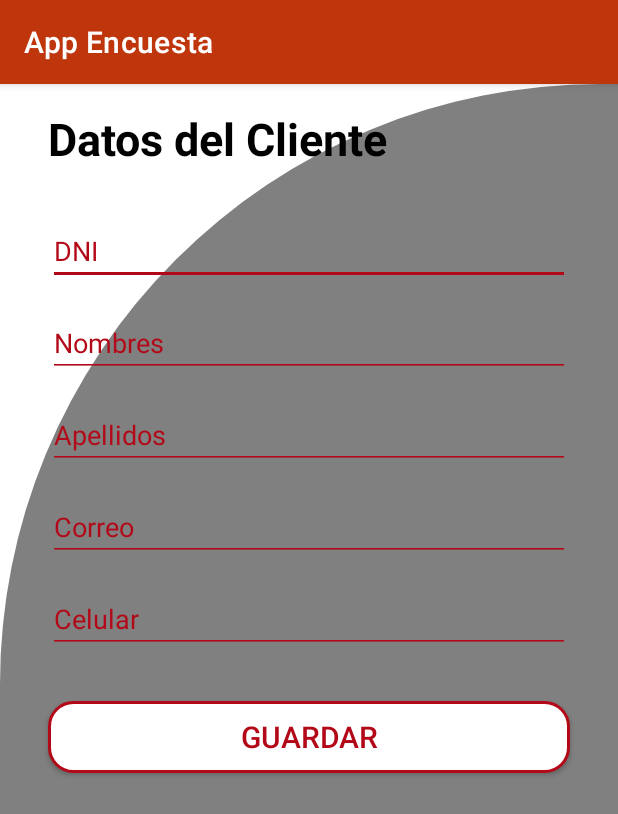
After one commit to U201519670/AppEncuesta, an Android app: the DatosClientesActivity screen opened directly, with no data from a screen before it, on a phone screen of 412 x 824 dp. The commit adds this screen. Shown: the top 814 px of the screen. Run offline under Robolectric (Android 15) with nearby library versions, the phone set to English and light mode, and no system bars.

Commit message:
encuesta_p1

```diff
--- a/app/src/main/AndroidManifest.xml
+++ b/app/src/main/AndroidManifest.xml
@@ -9,6 +9,12 @@
         android:roundIcon="@mipmap/ic_launcher_round"
         android:supportsRtl="true"
         android:theme="@style/Theme.MyProject1">
+        <activity
+            android:name=".ServiciosActivity"
+            android:exported="true" />
+        <activity
+            android:name=".DatosClientesActivity"
+            android:exported="true" />
         <activity
             android:name=".MainActivity"
             android:exported="true"
--- a/app/src/main/java/com/example/myproject1/DashActivity.kt
+++ b/app/src/main/java/com/example/myproject1/DashActivity.kt
@@ -1,15 +1,27 @@
 package com.example.myproject1
 
 import android.content.Intent
+import android.content.SharedPreferences
 import androidx.appcompat.app.AppCompatActivity
 import android.os.Bundle
 import android.view.Menu
 import android.view.MenuItem
+import kotlinx.android.synthetic.main.activity_dash.*
+import kotlinx.android.synthetic.main.activity_datos_clientes.*
+import android.R.id
+
+
+
 
 class DashActivity : AppCompatActivity() {
     override fun onCreate(savedInstanceState: Bundle?) {
         super.onCreate(savedInstanceState)
         setContentView(R.layout.activity_dash)
+
+        linearLayout_2.setOnClickListener {
+            startActivity(Intent(this, DatosClientesActivity::class.java))
+        }
+
     }
     override fun onCreateOptionsMenu(menu: Menu): Boolean {
         // Inflate the menu; this adds items to the action bar if it is present.
--- /dev/null
+++ b/app/src/main/java/com/example/myproject1/DatosClientesActivity.kt
@@ -0,0 +1,64 @@
+package com.example.myproject1
+
+import android.content.Intent
+import androidx.appcompat.app.AppCompatActivity
+import android.os.Bundle
+import android.view.View
+import android.widget.EditText
+import kotlinx.android.synthetic.main.activity_datos_clientes.*
+
+class DatosClientesActivity : AppCompatActivity() {
+
+    private var dni: EditText? = null
+    private var nombres: EditText? = null
+    private var apellidos: EditText? = null
+    private var correo: EditText? = null
+    private var celular: EditText? = null
+
+    override fun onCreate(savedInstanceState: Bundle?) {
+        super.onCreate(savedInstanceState)
+        setContentView(R.layout.activity_datos_clientes)
+
+        dni = findViewById<View>(R.id.editTextNumber) as EditText
+        nombres = findViewById<View>(R.id.editTextTextPersonName) as EditText
+        apellidos = findViewById<View>(R.id.editTextTextPersonName2) as EditText
+        correo = findViewById<View>(R.id.editTextTextEmailAddress2) as EditText
+        celular = findViewById<View>(R.id.editTextNumber2) as EditText
+        val preferences = getSharedPreferences("dni", MODE_PRIVATE)
+        dni!!.setText(preferences.getString("dni", ""))
+        val preferences1 = getSharedPreferences("nombres", MODE_PRIVATE)
+        nombres!!.setText(preferences.getString("nombres", ""))
+        val preferences2 = getSharedPreferences("apellidos", MODE_PRIVATE)
+        apellidos!!.setText(preferences.getString("apellidos", ""))
+        val preferences3 = getSharedPreferences("correo", MODE_PRIVATE)
+        correo!!.setText(preferences.getString("correo", ""))
+        val preferences4 = getSharedPreferences("celular", MODE_PRIVATE)
+        celular!!.setText(preferences.getString("celular", ""))
+    }
+
+    //Metodo para el botón guardar
+    fun GuardarDatos(view: View?) {
+        val preferencias = getSharedPreferences("dni", MODE_PRIVATE)
+        val Obj_editarCliente = preferencias.edit()
+        Obj_editarCliente.putString("dni", dni!!.text.toString())
+        val preferencias1 = getSharedPreferences("nombres", MODE_PRIVATE)
+        val Obj_editarCliente1 = preferencias.edit()
+        Obj_editarCliente1.putString("nombres", nombres!!.text.toString())
+        val preferencias2 = getSharedPreferences("apellidos", MODE_PRIVATE)
+        val Obj_editarCliente2 = preferencias.edit()
+        Obj_editarCliente2.putString("apellidos", apellidos!!.text.toString())
+        val preferencias3 = getSharedPreferences("correo", MODE_PRIVATE)
+        val Obj_editarCliente3 = preferencias.edit()
+        Obj_editarCliente3.putString("correo", correo!!.text.toString())
+        val preferencias4 = getSharedPreferences("celular", MODE_PRIVATE)
+        val Obj_editarCliente4 = preferencias.edit()
+        Obj_editarCliente4.putString("celular", celular!!.text.toString())
+        Obj_editarCliente.commit()
+        Obj_editarCliente1.commit()
+        Obj_editarCliente2.commit()
+        Obj_editarCliente3.commit()
+        Obj_editarCliente4.commit()
+        startActivity(Intent(this, DashActivity::class.java))
+    }
+
+}
--- /dev/null
+++ b/app/src/main/java/com/example/myproject1/ServiciosActivity.kt
@@ -0,0 +1,11 @@
+package com.example.myproject1
+
+import androidx.appcompat.app.AppCompatActivity
+import android.os.Bundle
+
+class ServiciosActivity : AppCompatActivity() {
+    override fun onCreate(savedInstanceState: Bundle?) {
+        super.onCreate(savedInstanceState)
+        setContentView(R.layout.activity_servicios)
+    }
+}
--- a/app/src/main/res/layout/activity_dash.xml
+++ b/app/src/main/res/layout/activity_dash.xml
@@ -177,6 +177,7 @@
             android:layout_marginTop="16dp"
             android:text="Marcos Capcha"
             android:textColor="@color/white"
+            android:textIsSelectable="false"
             android:textSize="18sp"
             app:layout_constraintStart_toEndOf="@+id/linearLayout"
             app:layout_constraintTop_toBottomOf="@+id/textView8" />
--- /dev/null
+++ b/app/src/main/res/layout/activity_datos_clientes.xml
@@ -0,0 +1,124 @@
+<?xml version="1.0" encoding="utf-8"?>
+<androidx.constraintlayout.widget.ConstraintLayout xmlns:android="http://schemas.android.com/apk/res/android"
+    xmlns:app="http://schemas.android.com/apk/res-auto"
+    xmlns:tools="http://schemas.android.com/tools"
+    android:layout_width="match_parent"
+    android:layout_height="match_parent"
+    android:background="@drawable/cut_card_background"
+    android:orientation="vertical"
+    tools:context=".DatosClientesActivity">
+
+    <TextView
+        android:id="@+id/textView"
+        android:layout_width="match_parent"
+        android:layout_height="wrap_content"
+        android:layout_marginStart="32dp"
+        android:layout_marginTop="16dp"
+        android:layout_marginEnd="32dp"
+        android:text="Datos del Cliente"
+        android:textColor="@color/black"
+        android:textSize="30sp"
+        android:textStyle="bold"
+        app:layout_constraintEnd_toEndOf="parent"
+        app:layout_constraintStart_toStartOf="parent"
+        app:layout_constraintTop_toTopOf="parent" />
+
+    <EditText
+        android:id="@+id/editTextNumber"
+        android:layout_width="match_parent"
+        android:layout_height="wrap_content"
+        android:layout_marginStart="32dp"
+        android:layout_marginTop="32dp"
+        android:layout_marginEnd="32dp"
+        android:backgroundTint="#B30817"
+        android:ems="10"
+        android:hint="DNI"
+        android:inputType="number"
+        android:textColorHint="#B30817"
+        app:layout_constraintEnd_toEndOf="parent"
+        app:layout_constraintStart_toStartOf="parent"
+        app:layout_constraintTop_toBottomOf="@+id/textView" />
+
+    <EditText
+        android:id="@+id/editTextTextPersonName"
+        android:layout_width="match_parent"
+        android:layout_height="wrap_content"
+        android:layout_marginStart="32dp"
+        android:layout_marginTop="16dp"
+        android:layout_marginEnd="32dp"
+        android:backgroundTint="#B30817"
+        android:ems="10"
+        android:hint="Nombres"
+        android:inputType="textPersonName"
+        android:textColorHint="#B30817"
+        app:layout_constraintEnd_toEndOf="parent"
+        app:layout_constraintHorizontal_bias="0.167"
+        app:layout_constraintStart_toStartOf="parent"
+        app:layout_constraintTop_toBottomOf="@+id/editTextNumber" />
+
+    <EditText
+        android:id="@+id/editTextTextPersonName2"
+        android:layout_width="match_parent"
+        android:layout_height="wrap_content"
+        android:layout_marginStart="32dp"
+        android:layout_marginTop="16dp"
+        android:layout_marginEnd="32dp"
+        android:backgroundTint="#B30817"
+        android:ems="10"
+        android:hint="Apellidos"
+        android:inputType="textPersonName"
+        android:textColorHint="#B30817"
+        app:layout_constraintEnd_toEndOf="parent"
+        app:layout_constraintStart_toStartOf="parent"
+        app:layout_constraintTop_toBottomOf="@+id/editTextTextPersonName" />
+
+    <EditText
+        android:id="@+id/editTextTextEmailAddress2"
+        android:layout_width="match_parent"
+        android:layout_height="wrap_content"
+        android:layout_marginStart="32dp"
+        android:layout_marginTop="16dp"
+        android:layout_marginEnd="32dp"
+        android:backgroundTint="#B30817"
+        android:ems="10"
+        android:hint="Correo"
+        android:inputType="textEmailAddress"
+        android:textColorHint="#B30817"
+        app:layout_constraintEnd_toEndOf="parent"
+        app:layout_constraintStart_toStartOf="parent"
+        app:layout_constraintTop_toBottomOf="@+id/editTextTextPersonName2" />
+
+    <EditText
+        android:id="@+id/editTextNumber2"
+        android:layout_width="match_parent"
+        android:layout_height="wrap_content"
+        android:layout_marginStart="32dp"
+        android:layout_marginTop="16dp"
+        android:layout_marginEnd="32dp"
+        android:backgroundTint="#B30817"
+        android:ems="10"
+        android:hint="Celular"
+        android:inputType="number"
+        android:textColorHint="#B30817"
+        app:layout_constraintEnd_toEndOf="parent"
+        app:layout_constraintStart_toStartOf="parent"
+        app:layout_constraintTop_toBottomOf="@+id/editTextTextEmailAddress2" />
+
+    <androidx.appcompat.widget.AppCompatButton
+        android:id="@+id/datos_cliente"
+        android:layout_width="match_parent"
+        android:layout_height="wrap_content"
+        android:layout_marginStart="32dp"
+        android:layout_marginTop="32dp"
+        android:layout_marginEnd="32dp"
+        android:background="@drawable/caja_dash"
+        android:onClick="GuardarDatos"
+        android:text="Guardar"
+        android:textColor="#B30817"
+        android:textSize="20sp"
+        app:layout_constraintEnd_toEndOf="parent"
+        app:layout_constraintHorizontal_bias="0.0"
+        app:layout_constraintStart_toStartOf="parent"
+        app:layout_constraintTop_toBottomOf="@+id/editTextNumber2" />
+
+</androidx.constraintlayout.widget.ConstraintLayout>
--- /dev/null
+++ b/app/src/main/res/layout/activity_servicios.xml
@@ -0,0 +1,9 @@
+<?xml version="1.0" encoding="utf-8"?>
+<androidx.constraintlayout.widget.ConstraintLayout xmlns:android="http://schemas.android.com/apk/res/android"
+    xmlns:app="http://schemas.android.com/apk/res-auto"
+    xmlns:tools="http://schemas.android.com/tools"
+    android:layout_width="match_parent"
+    android:layout_height="match_parent"
+    tools:context=".ServiciosActivity">
+
+</androidx.constraintlayout.widget.ConstraintLayout>
```
